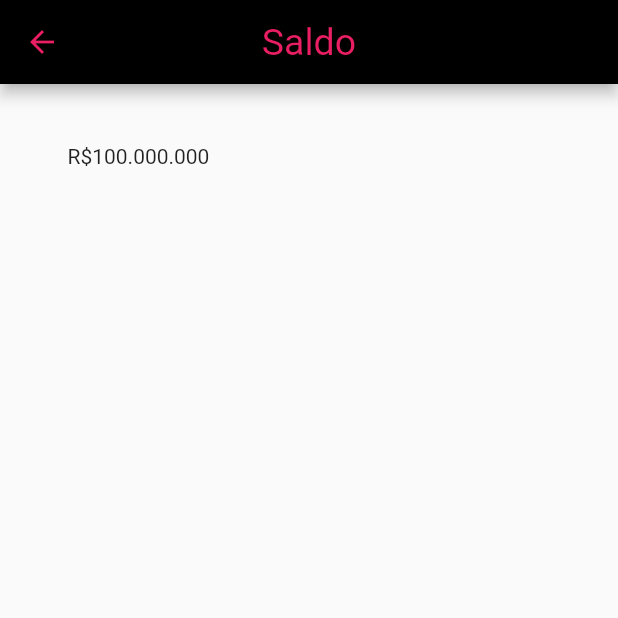
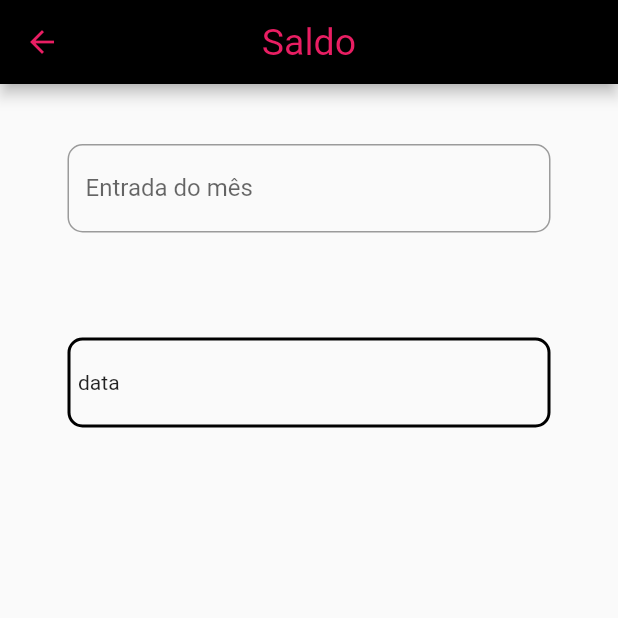
Before and after one commit to EduardoSerafim/Revisao-Flutter, a Flutter app: the HomePage screen opened directly, after a tap on "Ver saldo", on a phone screen of 412 x 824 dp, the top half of it. Run offline on Flutter 3.47's test engine with Material 2 defaults, Android fonts, the phone set to English and light mode, and no system bars.

```diff
--- /dev/null
+++ b/lib/src/app/components/standard_card_content.dart
@@ -0,0 +1,19 @@
+import 'package:flutter/material.dart';
+
+class StandartCardContent extends StatelessWidget {
+  @override
+  Widget build(BuildContext context) {
+    return Container(
+      padding: const EdgeInsets.symmetric(horizontal: 5),
+      decoration: BoxDecoration(borderRadius: BorderRadius.circular(10),
+        border: Border.all(color: Colors.black, width: 2)
+      ),
+      height: 60,
+
+      child: Row(children: [
+        Text('data'),
+
+      ]),
+    );
+  }
+}
--- a/lib/src/app/components/standard_form.dart
+++ b/lib/src/app/components/standard_form.dart
@@ -3,14 +3,16 @@ import '../../utils/exports.dart';
 
 class StandardForm extends StatelessWidget {
   final String label;
-  StandardForm({required this.label});
+  final Function()? onEditingComplete;
+  final TextEditingController? userInputController;
+  StandardForm({required this.label, this.userInputController, this.onEditingComplete});
 
   @override
   Widget build(BuildContext context) {
     return TextFormField(
-      decoration: InputDecoration(
-        label: Text(label)
-      )
+      onEditingComplete: onEditingComplete ,
+      controller: userInputController,
+      decoration: InputDecoration(label: Text(label))
     );
   }
 }
--- a/lib/src/app/modules/balance_page/balance_page.dart
+++ b/lib/src/app/modules/balance_page/balance_page.dart
@@ -1,14 +1,36 @@
 import 'package:flutter/cupertino.dart';
+import 'package:revisao/src/app/components/standard_card_content.dart';
+import 'package:revisao/src/app/components/standard_form.dart';
 import 'package:revisao/src/app/components/standard_page.dart';
 
-class BalancePage extends StatelessWidget {
+class BalancePage extends StatefulWidget {
+  @override
+  State<StatefulWidget> createState() {
+    return _BalancePageState();
+  }
+}
+
+class _BalancePageState extends State<BalancePage> {
+  TextEditingController monthlyIncome = TextEditingController();
   @override
   Widget build(BuildContext context) {
     return StandartPage(
-      title: 'Saldo',
-      body: Container(
-        child: Text("R\$100.000.000"),
-      )
-      );
+        title: 'Saldo',
+        body: Column(
+          children: [
+            Padding(
+              padding: const EdgeInsets.only(bottom: 50),
+              child: StandardForm(
+                label: 'Entrada do mês',
+                userInputController: monthlyIncome,
+                onEditingComplete: () {
+                  print('>>>>>>>>>>>: ${monthlyIncome.text}');
+                },
+              ),
+            ),
+            const SizedBox(height: 20),
+            StandartCardContent()
+          ],
+        ));
   }
 }
```
